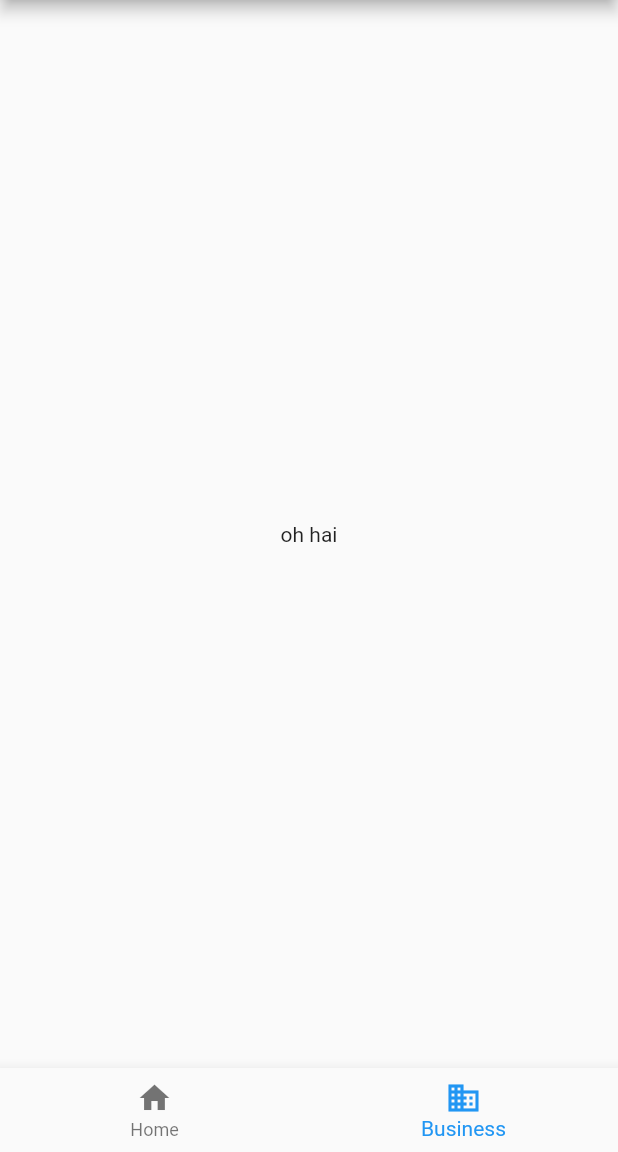
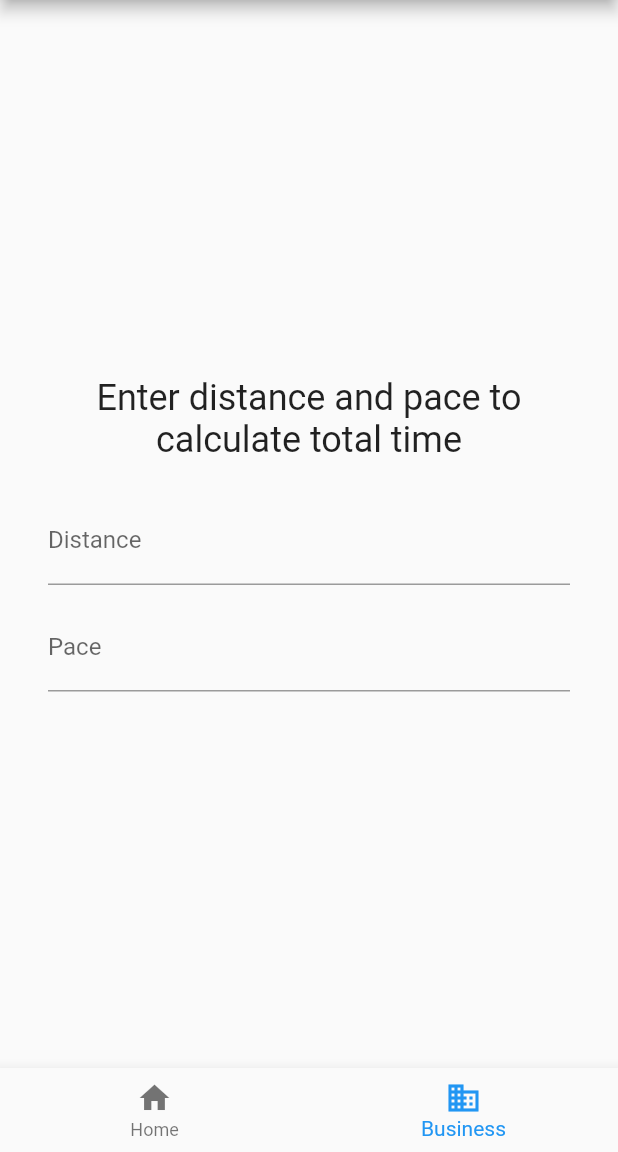
Before and after one commit to bmanley91/pace-setter-app, a Flutter app: the screen it shows after launch, item 2 of the bottom bar chosen, on a phone screen of 412 x 824 dp, the part 84-1236 px from its top. Run offline on Flutter 3.47's test engine with Material 2 defaults, Android fonts, the phone set to English and light mode, and no system bars.

Commit message:
Calculate total time

```diff
--- a/lib/util/calculators.dart
+++ b/lib/util/calculators.dart
@@ -1,6 +1,7 @@
 import 'converters.dart';
 
-double calculateTime(double pace, double distance) => distance * pace;
+String calculateTime(String pace, String distance) =>
+    secondsToTimeString(double.parse(distance) * timeStringToSeconds(pace));
 
 String calculatePace(String time, String distance) =>
     secondsToTimeString(timeStringToSeconds(time) / double.parse(distance));
--- a/lib/widgets/home_page.dart
+++ b/lib/widgets/home_page.dart
@@ -1,6 +1,6 @@
 import 'package:flutter/material.dart';
 import 'package:pace_tracker_app/widgets/pace_calculator.dart';
-import 'package:pace_tracker_app/widgets/description.dart';
+import 'package:pace_tracker_app/widgets/time_calculator.dart';
 
 class HomePage extends StatefulWidget {
   const HomePage({super.key});
@@ -18,7 +18,7 @@ class _HomePageState extends State<HomePage> {
     });
   }
 
-  final _calculators = <Widget>[PaceCalculator(), Text('oh hai')];
+  final _calculators = const <Widget>[PaceCalculator(), TimeCalculator()];
 
   @override
   Widget build(BuildContext context) {
--- a/lib/widgets/pace_calculator.dart
+++ b/lib/widgets/pace_calculator.dart
@@ -56,7 +56,7 @@ class _PaceCalculatorState extends State<PaceCalculator> {
             child: Text(
               _pace.isNotEmpty
                   ? 'Pace: $_pace'
-                  : 'Enter Distance and Time to calculate pace',
+                  : 'Enter distance and total time to calculate pace',
               style: const TextStyle(
                 fontSize: 24,
               ),
--- /dev/null
+++ b/lib/widgets/time_calculator.dart
@@ -0,0 +1,75 @@
+import 'package:flutter/material.dart';
+
+import '../util/calculators.dart';
+import '../util/validators.dart';
+import 'calculator_field.dart';
+import 'distance_field.dart';
+
+class TimeCalculator extends StatefulWidget {
+  const TimeCalculator({super.key});
+
+  @override
+  State<StatefulWidget> createState() => _TimeCalculatorState();
+}
+
+class _TimeCalculatorState extends State<TimeCalculator> {
+  String _distance = '';
+  String _time = '';
+  String _pace = '';
+
+  bool _shouldCalcTime() {
+    final distValid = isDistanceValid(_distance);
+    final paceValid = isPaceValid(_pace);
+    return distValid && paceValid;
+  }
+
+  void _handleDistanceChanged(String newDistance) {
+    setState(() {
+      debugPrint('Distance changed');
+      _distance = newDistance;
+      if (_shouldCalcTime()) {
+        debugPrint('Calculating Time');
+        _time = calculateTime(_pace, _distance).toString();
+      }
+    });
+  }
+
+  void _handlePaceChanged(String newTime) {
+    setState(() {
+      debugPrint('Pace changed');
+      _pace = newTime;
+      if (_shouldCalcTime()) {
+        debugPrint('Calculating Time');
+        _time = calculateTime(_pace, _distance).toString();
+      }
+    });
+  }
+
+  @override
+  Widget build(BuildContext context) {
+    return Form(
+      child: Column(mainAxisSize: MainAxisSize.min, children: [
+        Padding(
+            padding: const EdgeInsets.only(bottom: 12),
+            child: Text(
+              _time.isNotEmpty
+                  ? 'Total Time: $_time'
+                  : 'Enter distance and pace to calculate total time',
+              style: const TextStyle(
+                fontSize: 24,
+              ),
+              textAlign: TextAlign.center,
+            )),
+        DistanceField(
+          onChanged: _handleDistanceChanged,
+        ),
+        CalculatorField(
+          label: 'Pace',
+          value: _pace,
+          hint: 'Format mm:ss',
+          onChanged: _handlePaceChanged,
+        ),
+      ]),
+    );
+  }
+}
```
